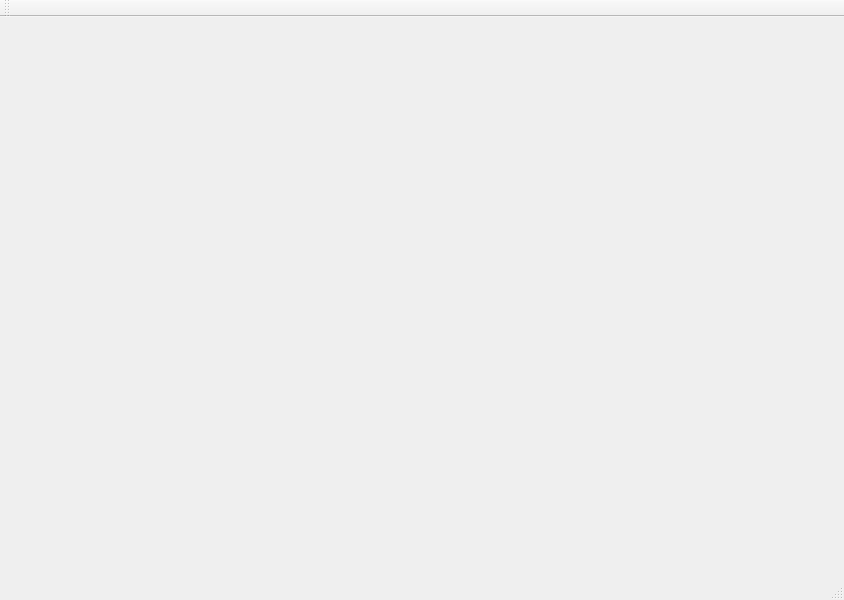
Above: ui/mainwindow.ui from imanirajdoost/color-theme-manager before the change. Below: the same form after it.
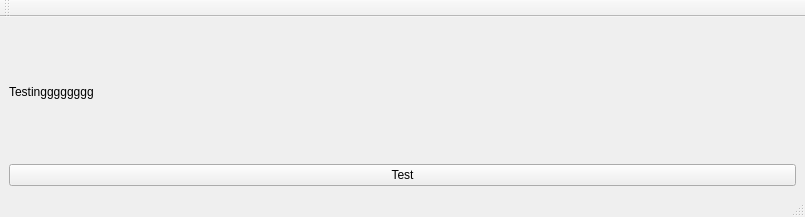
That is the form after the change.

Patch:
```diff
--- a/ui/mainwindow.ui
+++ b/ui/mainwindow.ui
@@ -6,14 +6,31 @@
    <rect>
     <x>0</x>
     <y>0</y>
-    <width>844</width>
-    <height>600</height>
+    <width>805</width>
+    <height>217</height>
    </rect>
   </property>
   <property name="windowTitle">
    <string>MainWindow</string>
   </property>
-  <widget class="QWidget" name="centralwidget"/>
+  <widget class="QWidget" name="centralwidget">
+   <layout class="QVBoxLayout" name="verticalLayout">
+    <item>
+     <widget class="QLabel" name="label">
+      <property name="text">
+       <string>Testingggggggg</string>
+      </property>
+     </widget>
+    </item>
+    <item>
+     <widget class="QPushButton" name="pushButton">
+      <property name="text">
+       <string>Test</string>
+      </property>
+     </widget>
+    </item>
+   </layout>
+  </widget>
   <widget class="QMenuBar" name="menubar">
    <property name="geometry">
     <rect>
```
Left out of the diff: 2 changed lines with no effect on the pictures.
